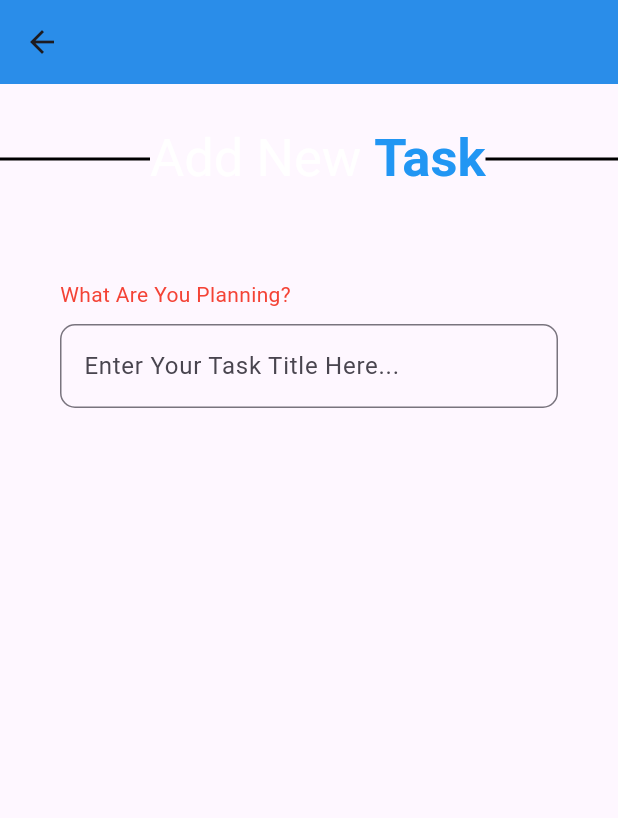
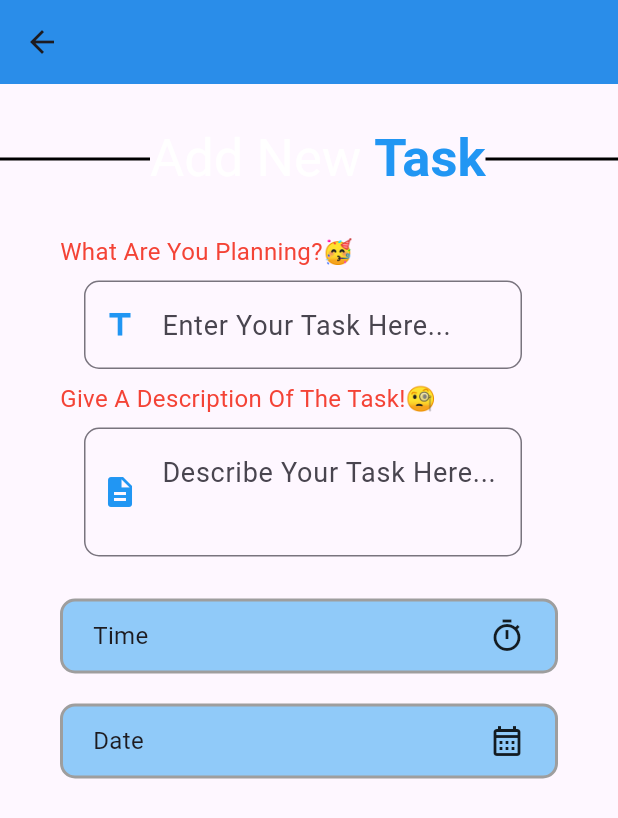
Before and after one commit to akashverma55/Flutter_ToDoApp, a Flutter app: the screen it shows after launch, on a phone screen of 412 x 824 dp. Shown: the top 818 px of the screen. Run offline on Flutter 3.47's test engine with Material 3 defaults, Android fonts, the phone set to English and light mode, and no system bars; our stand-ins replace animate_do, lottie; missing offline and left inert: flutter_cupertino_date_picker_fork.

Commit message:
created task view

```diff
--- a/lib/Task/task.dart
+++ b/lib/Task/task.dart
@@ -1,4 +1,5 @@
 import 'package:flutter/material.dart';
+import 'package:flutter_cupertino_date_picker_fork/flutter_cupertino_date_picker_fork.dart';
 
 class Task extends StatefulWidget{
   const Task({super.key});
@@ -8,10 +9,14 @@ class Task extends StatefulWidget{
 }
 
 class _Task extends State<Task>{
+  TextEditingController titleController = TextEditingController();
+  TextEditingController descriptionController = TextEditingController();
 
   @override
   Widget build(BuildContext context){
-    return Scaffold(
+    return GestureDetector(
+      onTap: ()=> FocusManager.instance.primaryFocus!.unfocus(),
+      child: Scaffold(
         appBar: AppBar(
           title: Icon(Icons.arrow_back),
           backgroundColor: Colors.blue,
@@ -58,35 +63,132 @@ class _Task extends State<Task>{
                 ),
               ),
 
-            SizedBox(height: 10),
+              RepTextField(Controller: titleController,desc:false),
 
-            Container(
-                margin: EdgeInsets.symmetric(horizontal: 40, vertical: 20),
+              RepTextField(Controller: descriptionController,desc:true),
+
+              DateTime(isDate: false),
+
+              DateTime(isDate: true),
+            ],
+          ),
+        )
+      ),
+    );
+  }
+}
+
+class DateTime extends StatelessWidget {
+  const DateTime({
+    super.key,
+    required this.isDate,
+  });
+  final bool isDate;
+  @override
+  Widget build(BuildContext context) {
+    return GestureDetector(
+      onTap: (){
+        isDate?
+
+        showModalBottomSheet(
+          context: context,
+          builder: (_)=>SizedBox(
+            height: 280,
+            child: TimePickerWidget(
+              onChange: (_,_){},
+              dateFormat: 'HH:mm',
+              onConfirm: (dateTime,_){
+                print(dateTime);
+              },
+            ),
+          )
+        );
+      },
+      child: Container(
+        margin: EdgeInsets.only(left: 40,right: 40, top: 20),
+        padding: EdgeInsets.symmetric(horizontal: 20),
         width: double.infinity,
+        height: 50,
+        decoration: BoxDecoration(
+          color: Colors.blue[200],
+          borderRadius: BorderRadius.circular(10),
+          border: Border.all(width: 2,color: Colors.grey)
+        ),
+        child: Row(
+          mainAxisAlignment: MainAxisAlignment.spaceBetween,
+          children: [
+            Text(
+              isDate?
+              "Date":"Time",
+              style: TextStyle(fontSize: 16, fontWeight: FontWeight.w400),
+            ),
+            isDate?
+            Icon(Icons.calendar_month_outlined):Icon(Icons.timer_outlined)
+          ],
+        ),
+      ),
+    );
+  }
+}
+
+class RepTextField extends StatelessWidget {
+  const RepTextField({
+    super.key,
+    required this.Controller,
+    required this.desc,
+  });
+
+  final TextEditingController Controller;
+  final bool desc;
+
+  @override
+  Widget build(BuildContext context) {
+    return Container(
+      margin: EdgeInsets.symmetric(horizontal: 40),
+      width: double.infinity,
+      child: SingleChildScrollView(
         child: Column(
           mainAxisAlignment: MainAxisAlignment.start,
           crossAxisAlignment: CrossAxisAlignment.start,
           children: [
+            desc ?
             Text(
-                    "What Are You Planning?",
-                    style: TextStyle(color: Colors.red),
+              "Give A Description Of The Task!🧐",
+              style: TextStyle(color: Colors.red, fontSize: 16),
+            ):
+            Text(
+              "What Are You Planning?🥳",
+              style: TextStyle(color: Colors.red, fontSize: 16),
             ),
-                  SizedBox(height: 10,),
-                  TextField(
+            ListTile(
+              title: TextFormField(
+                controller: Controller,
+                maxLines: desc? 2:1,
+                cursorHeight: 20,
+                onFieldSubmitted: (value){}, ////on clicking enter key it will submit the form and move to next field.
+                onChanged: (value){},  ////on changing the value in the textfield it will process each time.
+                style: TextStyle(fontSize: 18, color: Colors.black),
                 decoration: InputDecoration(
-                      hintText: "Enter Your Task Title Here...",
+                  prefixIcon: desc ? Icon(Icons.description,color: Colors.blue,) : Icon(Icons.title,color: Colors.blue),
+                  hintText: desc?"Describe Your Task Here..." : "Enter Your Task Here...",
                   border: OutlineInputBorder(
+                    borderSide: BorderSide(
+                      color: Colors.blueGrey,
+                    ),
                     borderRadius: BorderRadius.circular(10)
+                  ),
+                  focusedBorder: OutlineInputBorder(
+                    borderSide: BorderSide(
+                      color: Colors.red,
+                    ),
+                    borderRadius: BorderRadius.circular(10)
+                  ),
+                ),
               )
-                    ),
-
             )
           ],
         ),
-            )
-          ],
       ),
-      )
     );
   }
 }
```
Lines whose indentation alone changed are shown as unchanged.
